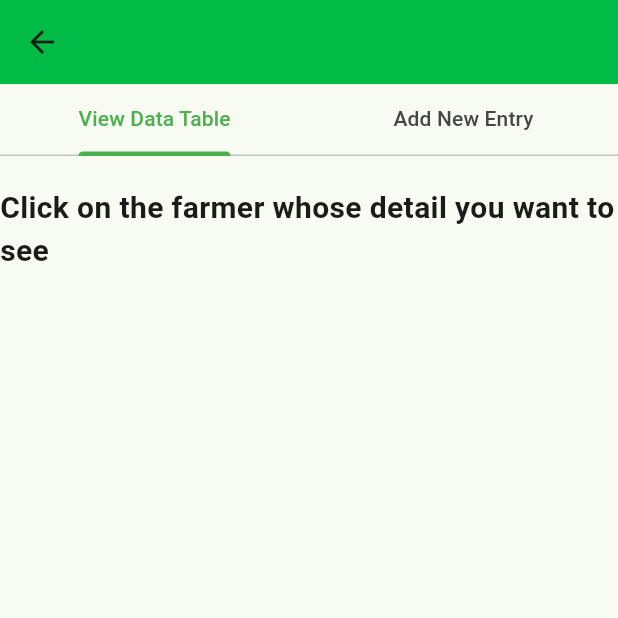
After one commit to i-maple/shreeantu_tea, a Flutter app: the IndividualFarmerScreen screen opened by its route, on a phone screen of 412 x 824 dp, the top half of it. The commit adds this screen. Run offline on Flutter 3.47's test engine with Material 3 defaults, Android fonts, the light colour scheme and no system bars; our stand-ins replace dropdown_button2, flutter_svg, font_awesome_flutter, hive, hive_flutter, velocity_x; missing offline and left inert: nepali_date_picker; accounts and stored records are empty.

Commit message:
individual farmers details display done

```diff
--- a/lib/model/farmers_model.dart
+++ b/lib/model/farmers_model.dart
@@ -61,7 +61,7 @@ class Farmer {
     };
   }
 
-  factory Farmer.fromMap(Map<String, dynamic> map) {
+  factory Farmer.fromMap(Map<dynamic, dynamic> map) {
     return Farmer(
       name: map['name'] ?? '',
       uid: map['uid'] ?? '',
--- a/lib/routes/routes.dart
+++ b/lib/routes/routes.dart
@@ -1,6 +1,8 @@
+
 import 'package:flutter/material.dart';
 import 'package:shreeantu_tea/screens/all_farmer_screen.dart';
 import 'package:shreeantu_tea/screens/home_screen.dart';
+import 'package:shreeantu_tea/screens/individual_farmer_screen.dart';
 import 'package:shreeantu_tea/screens/login_screen.dart';
 import 'package:shreeantu_tea/screens/onboarding_screen.dart';
 import 'package:shreeantu_tea/screens/party_screen.dart';
@@ -13,6 +15,7 @@ class AppRouter {
   static String purchaseRoute = '/purchase';
   static String allFarmerRoute = '/farmers';
   static String partyRoute = '/party';
+  static String individualFarmerScreen = '/individual-farmer';
   static get initialRoute => onboardingRoute;
 
   static Map<String, Widget Function(BuildContext)> routes = {
@@ -22,5 +25,6 @@ class AppRouter {
     purchaseRoute: (context) => const PurchaseScreen(),
     allFarmerRoute: (context) => const AllFarmerScreen(),
     partyRoute: (context) => const PartyScreen(),
+    individualFarmerScreen: (context) => const IndividualFarmerScreen(),
   };
 }
--- /dev/null
+++ b/lib/screens/individual_farmer_screen.dart
@@ -0,0 +1,107 @@
+import 'package:flutter/material.dart';
+import 'package:shreeantu_tea/model/data_entry.dart';
+import 'package:shreeantu_tea/utils/colors.dart';
+import 'package:shreeantu_tea/widgets/data_entry_form.dart';
+import 'package:shreeantu_tea/widgets/farmers_list.dart';
+import 'package:velocity_x/velocity_x.dart';
+
+class IndividualFarmerScreen extends StatefulWidget {
+  const IndividualFarmerScreen({
+    super.key,
+  });
+
+  @override
+  State<IndividualFarmerScreen> createState() => _IndividualFarmerScreenState();
+}
+
+class _IndividualFarmerScreenState extends State<IndividualFarmerScreen> {
+  late TextEditingController _priceController, _nameSearchController;
+
+  @override
+  void initState() {
+    super.initState();
+    _priceController = TextEditingController();
+    _nameSearchController = TextEditingController();
+  }
+
+  @override
+  void dispose() {
+    super.dispose();
+    _priceController.dispose();
+    _nameSearchController.dispose();
+  }
+
+  @override
+  Widget build(BuildContext context) {
+    Size size = MediaQuery.of(context).size;
+    return Scaffold(
+      appBar: AppBar(
+        title: MediaQuery.sizeOf(context).width > 600
+            ? 'Farmer Details'.text.color(AppColors.primaryTextColor).make()
+            : null,
+        centerTitle: true,
+        backgroundColor: AppColors.primaryColor,
+      ),
+      body: size.width > 1190
+          ? VxTwoRow(
+              left: const SizedBox(
+                width: 920,
+                child: FarmersList(),
+              ),
+              right: _dataEntryMethod().expand(),
+            )
+          : _tabbed(),
+    );
+  }
+
+  _tabbed() {
+    return DefaultTabController(
+      length: 2,
+      child: Column(
+        children: [
+          const TabBar(
+            tabs: [
+              Tab(
+                text: 'View Data Table',
+              ),
+              Tab(
+                text: 'Add New Entry',
+              ),
+            ],
+          ),
+          Expanded(
+            child: TabBarView(
+              children: [
+                SizedBox(
+                  width: 920,
+                  child: FarmersList(),
+                ),
+                _dataEntryMethod(),
+              ],
+            ),
+          ),
+        ],
+      ),
+    );
+  }
+
+  Widget _dataEntryMethod() {
+    return DataEntryForm(
+      fields: [
+        DataEntry(
+          hint: 'Date',
+          needDate: true,
+        ),
+        DataEntry(
+          hint: 'Bill Number',
+          textController: _priceController,
+        ),
+        DataEntry(
+          hint: 'Name',
+          searchDropdownType: 'farmer',
+        ),
+      ],
+      onSubmit: () {},
+    );
+  }
+}
--- /dev/null
+++ b/lib/widgets/farmers_list.dart
@@ -0,0 +1,150 @@
+import 'package:flutter/material.dart';
+import 'package:font_awesome_flutter/font_awesome_flutter.dart';
+import 'package:shreeantu_tea/data/usecases/data_local.dart';
+import 'package:shreeantu_tea/model/farmers_model.dart';
+import 'package:shreeantu_tea/utils/colors.dart';
+import 'package:velocity_x/velocity_x.dart';
+
+class FarmersList extends StatelessWidget {
+  const FarmersList({super.key});
+
+  openFarmerPopup(BuildContext context, Farmer farmer) async {
+    final List<Map> map =
+        await DataLocal.instance.getIndividualFarmerDetail(farmer);
+    double total = 0;
+    for (var element in map) {
+      total += element['total'];
+    }
+    if (context.mounted) {
+      await showDialog(
+          context: context,
+          builder: (context) {
+            return Dialog.fullscreen(
+              child: Column(
+                crossAxisAlignment: CrossAxisAlignment.start,
+                children: [
+                  ButtonBar(
+                    alignment: MainAxisAlignment.spaceBetween,
+                    children: [
+                      ElevatedButton.icon(
+                        onPressed: () => Navigator.pop(context),
+                        icon: const Icon(Icons.arrow_back_ios_new_rounded),
+                        label: 'Go Back'.text.make(),
+                      ).px8(),
+                      ElevatedButton.icon(
+                        onPressed: () {},
+                        icon: const FaIcon(FontAwesomeIcons.fileExcel),
+                        label: 'Export'.text.make(),
+                      ),
+                    ],
+                  ).pOnly(top: 8, bottom: 32),
+                  farmer.name.text.size(20).bold.make().py16().centered(),
+                  ('Phone: ${farmer.phone ?? ''}')
+                      .text
+                      .semiBold
+                      .size(16)
+                      .make()
+                      .pOnly(bottom: 32)
+                      .centered(),
+                  Table(
+                    border: TableBorder.all(
+                      color: AppColors.primaryContainer,
+                      width: 2,
+                    ),
+                    children: [
+                      TableRow(
+                        children: [
+                          'Date'.text.size(18).center.bold.make().p8(),
+                          'Quantity'.text.center.size(18).bold.make().p8(),
+                          'Amount'.text.bold.center.size(18).make().p8(),
+                          'Quality Grade'.text.bold.size(18).center.make().p8(),
+                          'Total'.text.bold.size(18).center.make().p8(),
+                        ],
+                      ),
+                      ...map.map(
+                        (e) => TableRow(
+                          children: e.values
+                              .map(
+                                (e) => e
+                                    .toString()
+                                    .text
+                                    .center
+                                    .size(16)
+                                    .make()
+                                    .p8(),
+                              )
+                              .toList(),
+                        ),
+                      ),
+                      TableRow(
+                        children: [
+                          ''.text.size(16).center.bold.make().p8(),
+                          ''.text.center.size(16).bold.make().p8(),
+                          'Remaining: $total'
+                              .text
+                              .bold
+                              .center
+                              .size(16)
+                              .make()
+                              .p8(),
+                          'Paid: 0.0'.text.bold.size(16).center.make().p8(),
+                          'Total: $total'.text.bold.size(16).center.make().p8(),
+                        ],
+                      ),
+                    ],
+                  ).scrollVertical(),
+                ],
+              ).p20(),
+            );
+          });
+    }
+  }
+
+  @override
+  Widget build(BuildContext context) {
+    return Column(
+      children: [
+        'Click on the farmer whose detail you want to see'
+            .text
+            .bold
+            .size(20)
+            .make()
+            .py20(),
+        FutureBuilder(
+            future: DataLocal.instance.getAllFarmers(),
+            builder: ((context, snapshot) {
+              if (snapshot.connectionState == ConnectionState.done) {
+                if (snapshot.hasData) {
+                  var data = snapshot.data;
+                  return ListView.builder(
+                    shrinkWrap: true,
+                    itemCount: data!.length,
+                    itemBuilder: (context, index) {
+                      return Card(
+                        child: ListTile(
+                          onTap: () async => await openFarmerPopup(
+                            context,
+                            data[index]!,
+                          ),
+                          leading: (index + 1).text.bold.size(16).make(),
+                          title: data[index]!.name.text.bold.size(16).make(),
+                          subtitle: data[index]!
+                              .uid
+                              .toString()
+                              .text
+                              .bold
+                              .size(16)
+                              .make(),
+                          trailing: const Icon(Icons.arrow_forward_ios_rounded),
+                        ),
+                      );
+                    },
+                  );
+                }
+              }
+              return const CircularProgressIndicator().centered();
+            })).p24(),
+      ],
+    );
+  }
+}
```
Also changed, not shown: lib/data/usecases/data_local.dart (+29 -12 lines), lib/screens/all_farmer_screen.dart (+8 -0 lines).
